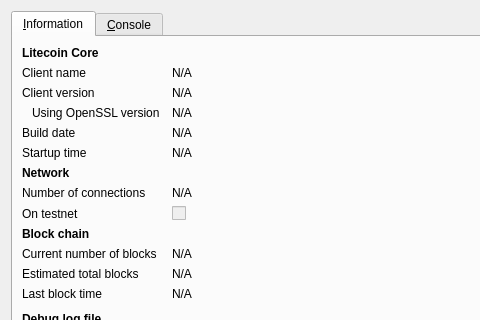
Qt form src/qt/forms/rpcconsole.ui (whocoin/whocoin) before a commit; both pictures show x 0 to 480 and y 0 to 320 of the 740 by 450 pixel window.
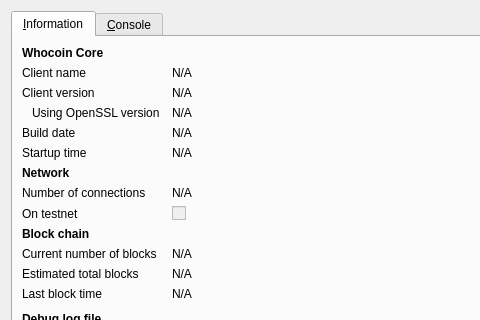
The same form after that commit. Icons and pictures are not drawn.

What changed in the file:
```diff
--- a/src/qt/forms/rpcconsole.ui
+++ b/src/qt/forms/rpcconsole.ui
@@ -36,7 +36,7 @@
           </font>
          </property>
          <property name="text">
-          <string>Litecoin Core</string>
+          <string>Whocoin Core</string>
          </property>
         </widget>
        </item>
```
Left out of the diff: 6 changed lines with no effect on the pictures.
